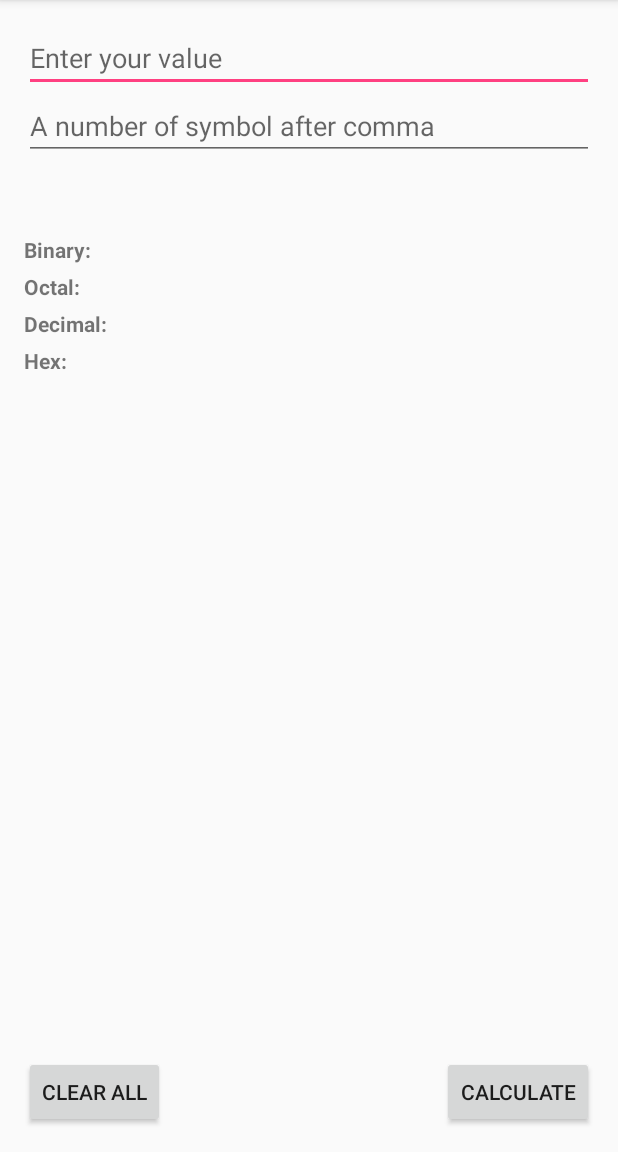
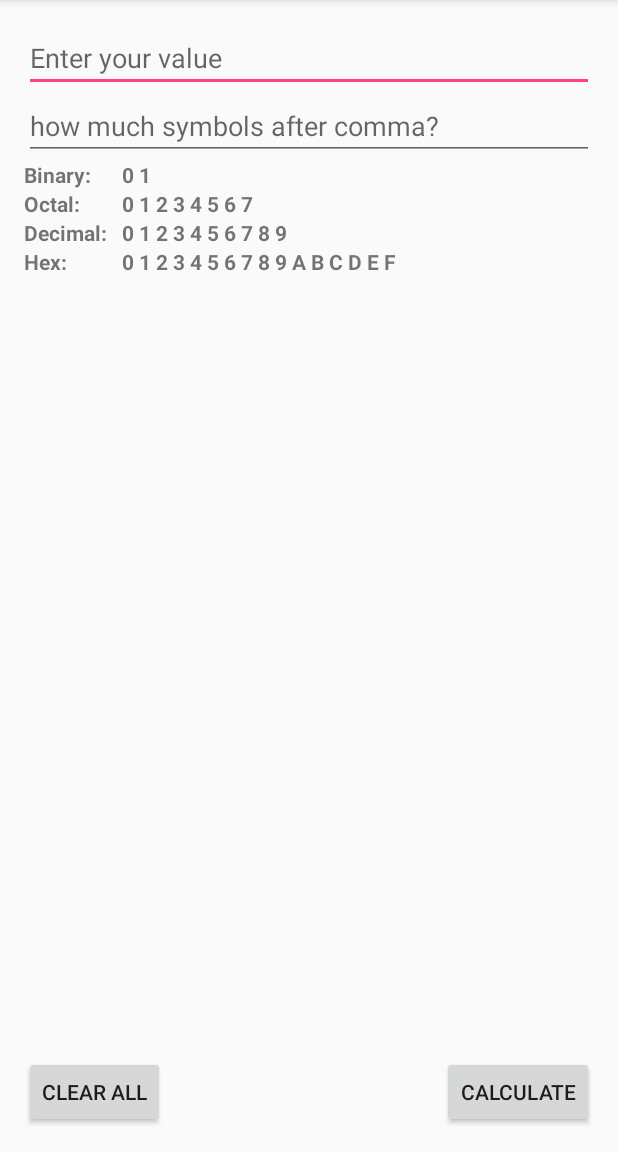
Before and after one commit to SashaKhyzhun/Android-Fraction-Base-Converter, an Android app: the screen it shows after launch (MainActivity), after a tap on "CLEAR ALL", on a phone screen of 412 x 824 dp, the part 84-1236 px from its top. Run offline under Robolectric (Android 15) with nearby library versions, the phone set to English and light mode, and no system bars; 1 other tap on this screen came first.

Commit message:
if statement for fields and improved view

```diff
--- a/app/src/main/java/com/sashakhyzhun/fractionbaseconverter/MainActivity.java
+++ b/app/src/main/java/com/sashakhyzhun/fractionbaseconverter/MainActivity.java
@@ -39,18 +39,29 @@ public class MainActivity extends AppCompatActivity {
             public void onClick(View view) {
                 etValue.setText("");
                 etCount.setText("");
-                tvBinary.setText("");
-                tvOctal.setText("");
-                tvDecimal.setText("");
-                tvHex.setText("");
+                tvBinary.setText("0 1");
+                tvOctal.setText("0 1 2 3 4 5 6 7");
+                tvDecimal.setText("0 1 2 3 4 5 6 7 8 9");
+                tvHex.setText("0 1 2 3 4 5 6 7 8 9 A B C D E F");
             }
         });
 
         buttonOk.setOnClickListener(new View.OnClickListener() {
             @Override
             public void onClick(View view) {
-                double number = Double.parseDouble (etValue.getText().toString());
-                int    count  = Integer.parseInt   (etCount.getText().toString());
+                double number;
+                if (!etValue.getText().toString().equals("")) {
+                    number = Double.parseDouble(etValue.getText().toString());
+                } else {
+                    number = 0;
+                }
+
+                int count;
+                if (!etCount.getText().toString().equals("")) {
+                    count = Integer.parseInt(etCount.getText().toString());
+                } else {
+                    count = 0;
+                }
 
                 tvBinary  .setText(convertToBinary  (number, count));
                 tvOctal   .setText(convertToOctal   (number, count));
--- a/app/src/main/res/layout/activity_main.xml
+++ b/app/src/main/res/layout/activity_main.xml
@@ -14,7 +14,8 @@
         android:layout_width="match_parent"
         android:layout_height="wrap_content"
         android:inputType="numberDecimal"
-        android:ems="30"
+        android:ems="10"
+        android:maxLength="10"
         android:id="@+id/etValue"
         android:hint="Enter your value" />
 
@@ -22,127 +23,125 @@
         android:layout_width="match_parent"
         android:layout_height="wrap_content"
         android:id="@+id/countAfterComma"
-        android:hint="A number of symbol after comma"
-        android:ems="10"
+        android:hint="how much symbols after comma?"
+        android:maxLength="2"
         android:inputType="number"
         android:layout_below="@+id/etValue" />
 
 
+    <LinearLayout
+        android:id="@+id/layout_binary"
+        android:layout_below="@+id/countAfterComma"
+        android:layout_width="match_parent"
+        android:layout_height="wrap_content">
+
         <TextView
             android:text="Binary: "
             android:layout_height="wrap_content"
+            android:layout_width="65dp"
             android:id="@+id/tvBinary"
-        android:layout_width="75dp"
-        android:layout_marginTop="50dp"
             android:textStyle="normal|bold"
-        android:layout_below="@+id/countAfterComma"
-        android:layout_alignParentLeft="true"
-        android:layout_alignParentStart="true" />
+            />
 
         <TextView
-        android:id="@+id/answerBinary"
-        android:text="01"
             android:layout_width="wrap_content"
             android:layout_height="wrap_content"
-        android:paddingTop="5dp"
-        android:layout_alignBaseline="@+id/tvBinary"
-        android:layout_alignBottom="@+id/tvBinary"
-        android:layout_toRightOf="@+id/tvBinary"
+            android:text="0 1"
+            android:id="@+id/answerBinary"
             android:textStyle="normal|bold"
-        android:layout_alignParentRight="true"
-        android:layout_alignParentEnd="true" />
+            />
+
+    </LinearLayout>
+
+    <LinearLayout
+        android:id="@+id/layout_octal"
+        android:layout_below="@id/layout_binary"
+        android:layout_width="match_parent"
+        android:layout_height="wrap_content">
 
         <TextView
             android:text="Octal:"
-        android:layout_width="75dp"
+            android:layout_width="65dp"
             android:layout_height="wrap_content"
-        android:layout_below="@+id/answerBinary"
             android:id="@+id/tvOctal"
-        android:paddingTop="5dp"
-        android:layout_alignParentLeft="true"
-        android:layout_alignParentStart="true"
+            android:textStyle="normal|bold"
+            />
+
+        <TextView
+            android:id="@+id/answerOctal"
+            android:text="0 1 2 3 4 5 6 7"
+            android:layout_width="wrap_content"
+            android:layout_height="wrap_content"
+            android:textStyle="normal|bold"
+            />
+    </LinearLayout>
+
+    <LinearLayout
+        android:id="@+id/layout_decimal"
+        android:layout_below="@id/layout_octal"
+        android:layout_width="match_parent"
+        android:layout_height="wrap_content">
+
+        <TextView
+            android:text="Decimal:"
+            android:layout_width="65dp"
+            android:layout_height="wrap_content"
+            android:id="@+id/tvDecimal"
             android:textStyle="normal|bold" />
 
         <TextView
-        android:id="@+id/answerOctal"
-        android:text="01234567"
+            android:id="@+id/answerDecimal"
+            android:text="0 1 2 3 4 5 6 7 8 9"
             android:layout_width="wrap_content"
             android:layout_height="wrap_content"
-        android:paddingTop="5dp"
-        android:layout_alignBaseline="@+id/tvOctal"
-        android:layout_alignBottom="@+id/tvOctal"
-        android:layout_toRightOf="@+id/tvOctal"
             android:textStyle="normal|bold"
-        android:layout_alignParentRight="true"
-        android:layout_alignParentEnd="true" />
+            />
 
-    <TextView
-        android:text="Decimal:"
-        android:layout_width="75dp"
-        android:layout_height="wrap_content"
-        android:layout_below="@+id/answerOctal"
-        android:id="@+id/tvDecimal"
-        android:paddingTop="5dp"
-        android:layout_alignParentLeft="true"
-        android:layout_alignParentStart="true"
-        android:textStyle="normal|bold" />
+    </LinearLayout>
 
-
-    <TextView
-        android:id="@+id/answerDecimal"
-        android:text="0123456789"
-        android:layout_width="wrap_content"
-        android:layout_height="wrap_content"
-        android:paddingTop="5dp"
-        android:layout_alignBaseline="@+id/tvDecimal"
-        android:layout_alignBottom="@+id/tvDecimal"
-        android:layout_toRightOf="@+id/tvDecimal"
-        android:textStyle="normal|bold"
-        android:layout_alignParentRight="true"
-        android:layout_alignParentEnd="true" />
+    <LinearLayout
+        android:id="@+id/layout_hex"
+        android:layout_below="@id/layout_decimal"
+        android:layout_width="match_parent"
+        android:layout_height="wrap_content">
 
         <TextView
             android:text="Hex:"
-        android:layout_width="75dp"
+            android:layout_width="65dp"
             android:layout_height="wrap_content"
-        android:layout_below="@+id/tvDecimal"
             android:id="@+id/tvHex"
-        android:paddingTop="5dp"
-        android:layout_alignParentLeft="true"
-        android:layout_alignParentStart="true"
             android:textStyle="normal|bold" />
 
         <TextView
             android:id="@+id/answerHex"
-        android:text="012345679ABCDEF"
+            android:text="0 1 2 3 4 5 6 7 9 A B C D E F"
             android:layout_width="wrap_content"
             android:layout_height="wrap_content"
-        android:paddingTop="5dp"
             android:textStyle="normal|bold"
             android:textAllCaps="true"
-        android:layout_alignBaseline="@+id/tvHex"
-        android:layout_alignBottom="@+id/tvHex"
-        android:layout_toRightOf="@+id/tvHex"
-        android:layout_alignParentRight="true"
-        android:layout_alignParentEnd="true" />
+            />
+
+
+    </LinearLayout>
+
 
     <Button
         android:text="Calculate"
+        android:id="@+id/buttonOk"
         android:layout_width="wrap_content"
         android:layout_height="wrap_content"
-        android:id="@+id/buttonOk"
         android:layout_alignParentBottom="true"
         android:layout_alignParentRight="true"
         android:layout_alignParentEnd="true" />
 
     <Button
         android:text="Clear All"
+        android:id="@+id/buttonClear"
         android:layout_width="wrap_content"
         android:layout_height="wrap_content"
         android:layout_alignParentBottom="true"
         android:layout_alignParentLeft="true"
-        android:layout_alignParentStart="true"
-        android:id="@+id/buttonClear" />
+        android:layout_alignParentStart="true" />
 
 
 
```
Lines whose indentation alone changed are shown as unchanged.
